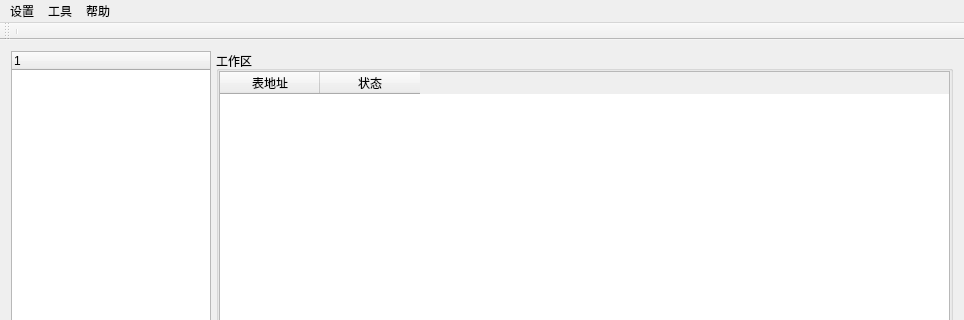
Qt form source/protocol_master_ui.ui (yuantangliang/ProtocolMaster) before a commit; both pictures show x 0 to 964 and y 0 to 320 of the 964 by 645 pixel window.
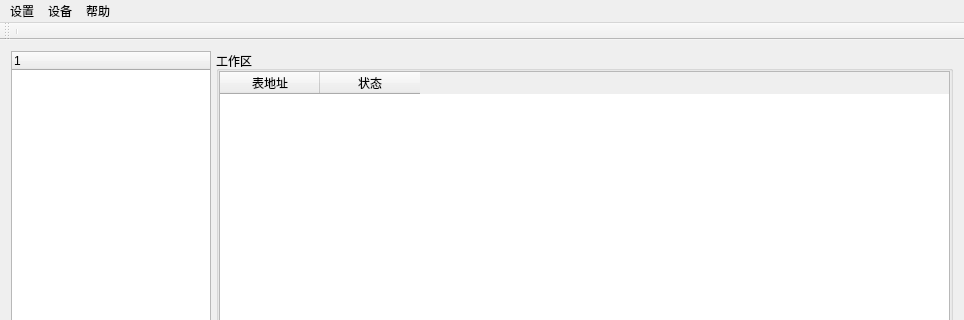
The same form after that commit.

```diff
--- a/source/protocol_master_ui.ui
+++ b/source/protocol_master_ui.ui
@@ -290,13 +290,13 @@
      <string>帮助</string>
     </property>
    </widget>
-   <widget class="QMenu" name="menuTools">
+   <widget class="QMenu" name="menuDevice">
     <property name="title">
-     <string>工具</string>
+     <string>设备</string>
     </property>
    </widget>
    <addaction name="menuSet"/>
-   <addaction name="menuTools"/>
+   <addaction name="menuDevice"/>
    <addaction name="menuHelp"/>
   </widget>
   <widget class="QToolBar" name="toolbar">
```
Left out of the diff: 1 changed line with no effect on the pictures.
